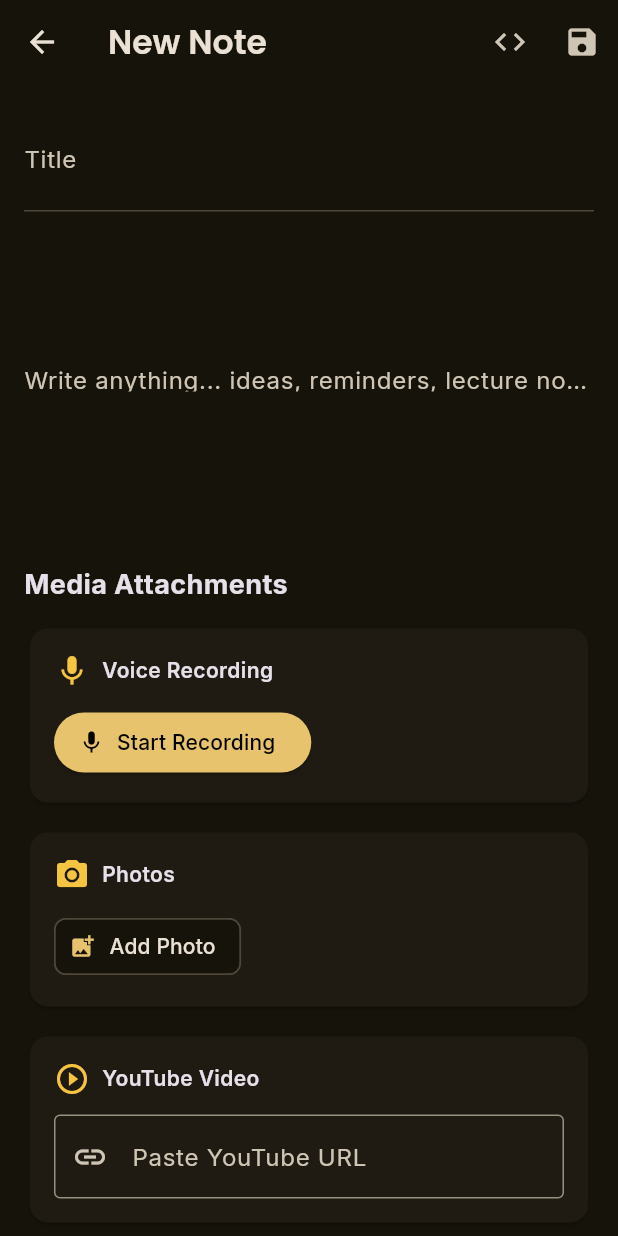
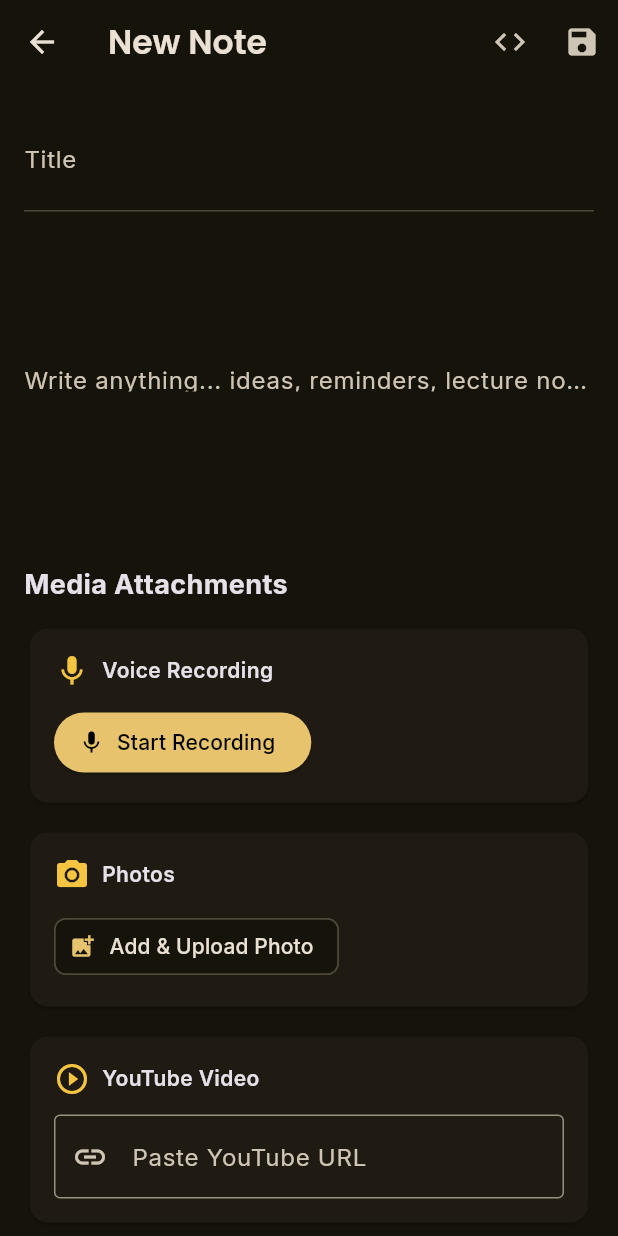
Before and after one commit to diagbadtoee776-debug/notepads-app, a Flutter app: the NoteEditor screen opened directly with empty values, on a phone screen of 412 x 824 dp. Run offline on Flutter 3.47's test engine with Material 3 defaults, Android fonts, the phone set to English and light mode, and no system bars; our stand-ins replace audioplayers, flutter_highlight, google_fonts, image_picker; missing offline and left inert: record.

Commit message:
Phase 2: Web-compatible media (voice, photos, YouTube, music)

```diff
--- a/frontend/lib/main.dart
+++ b/frontend/lib/main.dart
@@ -1,5 +1,4 @@
 import 'dart:convert';
-import 'dart:io';
 import 'package:flutter/material.dart';
 import 'package:http/http.dart' as http;
 import 'package:google_fonts/google_fonts.dart';
@@ -436,7 +435,6 @@ class _NoteEditorState extends State<NoteEditor> {
   String? _recordedPath;
   String? _uploadedAudioUrl;
 
-  List<String> _attachedImages = [];
   List<String> _uploadedImageUrls = [];
 
   String? _youtubeUrl;
@@ -533,37 +531,29 @@ class _NoteEditorState extends State<NoteEditor> {
     await _audioPlayer.play(UrlSource('$apiUrl$url'));
   }
 
-  // ---- PHOTO ATTACHMENTS ----
-  Future<void> _pickImage() async {
+  // ---- PHOTO ATTACHMENTS (Web-compatible) ----
+  Future<void> _pickAndUploadImage() async {
     final picked = await _picker.pickImage(source: ImageSource.gallery);
     if (picked != null) {
-      setState(() => _attachedImages.add(picked.path));
-    }
-  }
-
-  Future<void> _uploadImages() async {
-    for (final path in _attachedImages) {
-      final file = File(path);
+      final bytes = await picked.readAsBytes();
       final request = http.MultipartRequest('POST', Uri.parse('$apiUrl/upload'))
         ..headers['Authorization'] = 'Bearer ${widget.token}'
-        ..files.add(await http.MultipartFile.fromPath('file', file.path));
+        ..files.add(http.MultipartFile.fromBytes('file', bytes, filename: picked.name));
 
       final response = await request.send();
       if (response.statusCode == 200) {
         final data = jsonDecode(await response.stream.bytesToString());
         setState(() => _uploadedImageUrls.add(data['url']));
+        ScaffoldMessenger.of(context).showSnackBar(
+          const SnackBar(content: Text('Photo uploaded!')),
+        );
       }
     }
-    setState(() => _attachedImages.clear());
-    ScaffoldMessenger.of(context).showSnackBar(
-      const SnackBar(content: Text('Photos uploaded!')),
-    );
   }
 
   // ---- SAVE NOTE ----
   Future<void> save() async {
     if (_recordedPath != null) await _uploadAudio();
-    if (_attachedImages.isNotEmpty) await _uploadImages();
 
     final isEdit = widget.note != null;
     final url = isEdit ? '$apiUrl/notes/${widget.note['id']}' : '$apiUrl/notes';
@@ -690,7 +680,7 @@ class _NoteEditorState extends State<NoteEditor> {
 
           const SizedBox(height: 12),
 
-          // Photo Attachments
+          // Photo Attachments (Web-compatible)
           Card(
             child: Padding(
               padding: const EdgeInsets.all(16),
@@ -705,31 +695,13 @@ class _NoteEditorState extends State<NoteEditor> {
                   spacing: 8,
                   runSpacing: 8,
                   children: [
-                    for (final path in _attachedImages)
-                      Stack(children: [
-                        Image.file(File(path), width: 80, height: 80, fit: BoxFit.cover),
-                        Positioned(
-                          right: 0,
-                          top: 0,
-                          child: GestureDetector(
-                            onTap: () => setState(() => _attachedImages.remove(path)),
-                            child: const CircleAvatar(radius: 12, backgroundColor: Colors.red, child: Icon(Icons.close, size: 14, color: Colors.white)),
-                          ),
-                        ),
-                      ]),
                     for (final url in _uploadedImageUrls)
                       Image.network('$apiUrl$url', width: 80, height: 80, fit: BoxFit.cover),
                     ActionChip(
                       avatar: const Icon(Icons.add_photo_alternate),
-                      label: const Text('Add Photo'),
-                      onPressed: _pickImage,
+                      label: const Text('Add & Upload Photo'),
+                      onPressed: _pickAndUploadImage,
                     ),
-                    if (_attachedImages.isNotEmpty)
-                      ActionChip(
-                        avatar: const Icon(Icons.upload),
-                        label: const Text('Upload All'),
-                        onPressed: _uploadImages,
-                      ),
                   ],
                 ),
               ]),
```
Also changed, not shown: 1 other file.
